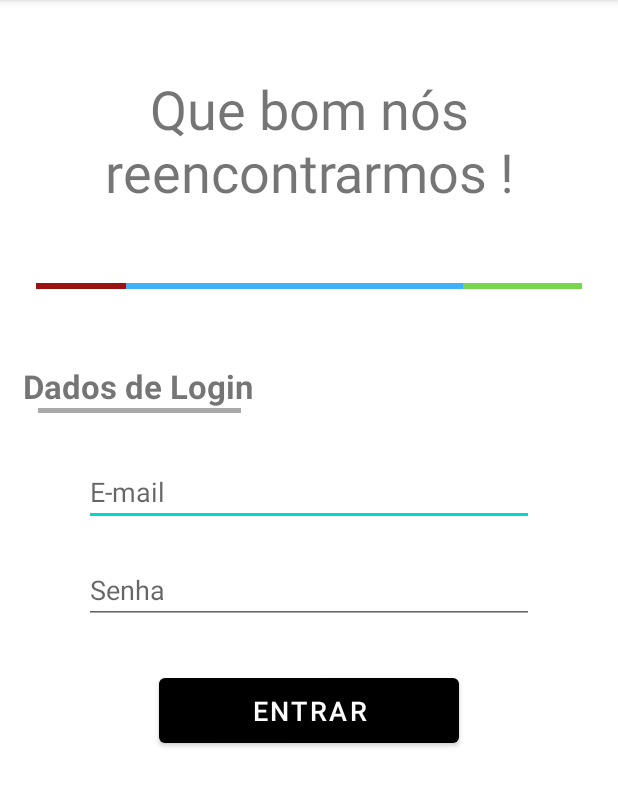
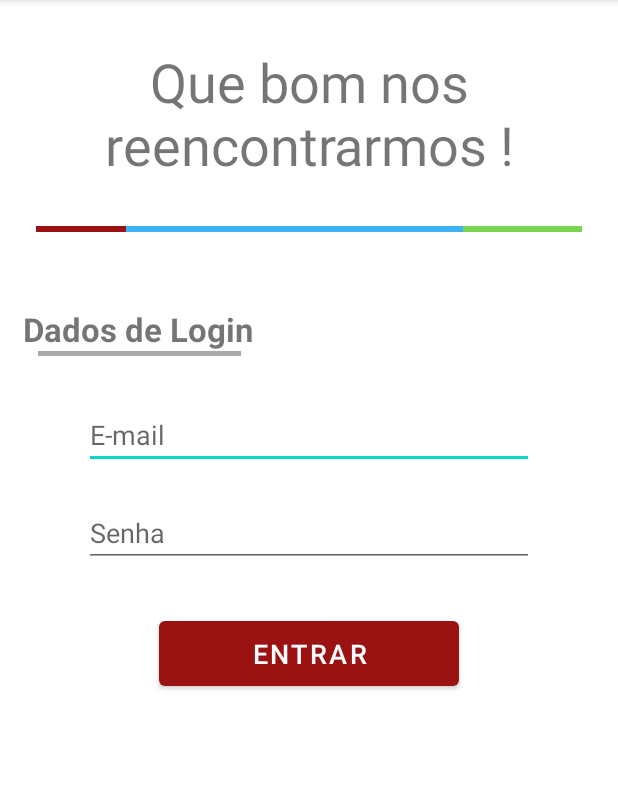
Before and after one commit to GryphoDevelopers/GoalMobile, an Android app: the LoginActivity screen opened directly, with no data from a screen before it, on a phone screen of 412 x 824 dp, the part 84-891 px from its top. Run offline under Robolectric (Android 15) with nearby library versions, the phone set to English and light mode, and no system bars.

Commit message:
Correcao no Layout

```diff
--- a/app/src/main/res/layout/activity_login.xml
+++ b/app/src/main/res/layout/activity_login.xml
@@ -19,7 +19,7 @@
             android:layout_height="wrap_content"
             android:layout_marginStart="40dp"
             android:layout_marginLeft="40dp"
-            android:layout_marginTop="48dp"
+            android:layout_marginTop="30dp"
             android:layout_marginEnd="40dp"
             android:layout_marginRight="40dp"
             android:gravity="center"
@@ -31,10 +31,11 @@
             app:layout_constraintTop_toTopOf="parent" />
 
         <include
-            android:id="@+id/include2"
+            android:id="@+id/line_goal2"
             layout="@layout/line_gol"
             android:layout_width="match_parent"
             android:layout_height="match_parent"
+            android:layout_marginTop="30dp"
             app:layout_constraintEnd_toEndOf="parent"
             app:layout_constraintStart_toStartOf="parent"
             app:layout_constraintTop_toBottomOf="@+id/txt_login"></include>
@@ -44,7 +45,9 @@
             android:layout_height="match_parent"
             android:layout_marginTop="50dp"
             android:orientation="vertical"
-            app:layout_constraintTop_toBottomOf="@+id/include2">
+            app:layout_constraintEnd_toEndOf="parent"
+            app:layout_constraintStart_toStartOf="parent"
+            app:layout_constraintTop_toBottomOf="@+id/line_goal2">
 
             <TextView
                 android:id="@+id/txt_dadosLogin"
@@ -71,6 +74,7 @@
                 android:layout_marginTop="30dp"
                 android:ems="10"
                 android:hint="@string/hint_email"
+                android:autofillHints="Email"
                 android:inputType="textEmailAddress" />
 
             <EditText
@@ -81,6 +85,7 @@
                 android:layout_marginTop="20dp"
                 android:ems="10"
                 android:hint="@string/hint_password"
+                android:autofillHints="Senha"
                 android:inputType="textPassword" />
 
             <Button
@@ -91,7 +96,8 @@
                 android:layout_marginTop="30dp"
                 android:onClick="SingUp"
                 android:text="@string/singIn"
-                android:textSize="18sp" />
+                android:textSize="18sp"
+                app:backgroundTint="@color/ruby_red" />
 
         </LinearLayout>
 
--- a/app/src/main/res/layout/activity_main.xml
+++ b/app/src/main/res/layout/activity_main.xml
@@ -23,10 +23,11 @@
         app:layout_constraintTop_toTopOf="parent" />
 
     <include
-        android:id="@+id/include"
+        android:id="@+id/line_goal"
         layout="@layout/line_gol"
         android:layout_width="0dp"
         android:layout_height="wrap_content"
+        android:layout_marginTop="50dp"
         app:layout_constraintEnd_toEndOf="parent"
         app:layout_constraintStart_toStartOf="parent"
         app:layout_constraintTop_toBottomOf="@+id/txt_index"></include>
@@ -42,7 +43,7 @@
         app:backgroundTint="@color/blue_jeans"
         app:layout_constraintEnd_toEndOf="parent"
         app:layout_constraintStart_toStartOf="parent"
-        app:layout_constraintTop_toBottomOf="@+id/include" />
+        app:layout_constraintTop_toBottomOf="@+id/line_goal" />
 
     <Button
         android:id="@+id/btn_cadastro"
--- a/app/src/main/res/layout/line_gol.xml
+++ b/app/src/main/res/layout/line_gol.xml
@@ -10,7 +10,6 @@
         android:layout_height="4dp"
         android:layout_marginStart="24dp"
         android:layout_marginLeft="24dp"
-        android:layout_marginTop="50dp"
         android:layout_weight="1"
         android:background="@color/ruby_red"
         app:layout_constraintStart_toStartOf="parent"
@@ -20,7 +19,6 @@
         android:id="@+id/viewBlue3"
         android:layout_width="225dp"
         android:layout_height="4dp"
-        android:layout_marginTop="50dp"
         android:layout_weight="1"
         android:background="@color/blue_jeans"
         app:layout_constraintEnd_toStartOf="@+id/viewGreen"
@@ -31,7 +29,6 @@
         android:id="@+id/viewGreen3"
         android:layout_width="80dp"
         android:layout_height="4dp"
-        android:layout_marginTop="50dp"
         android:layout_marginEnd="24dp"
         android:layout_marginRight="24dp"
         android:layout_weight="1"
--- a/app/src/main/res/values/strings.xml
+++ b/app/src/main/res/values/strings.xml
@@ -4,7 +4,7 @@
     <string name="login">Já Possuo Cadastro</string>
     <string name="cadastro">Realizar Cadastro</string>
     <string name="ignore"><u>Pular essa Etapa</u></string>
-    <string name="index_login">Que bom nós reencontrarmos !</string>
+    <string name="index_login">Que bom nos reencontrarmos !</string>
     <string name="hint_email">E-mail</string>
     <string name="hint_password">Senha</string>
     <string name="singIn">Entrar</string>
```
